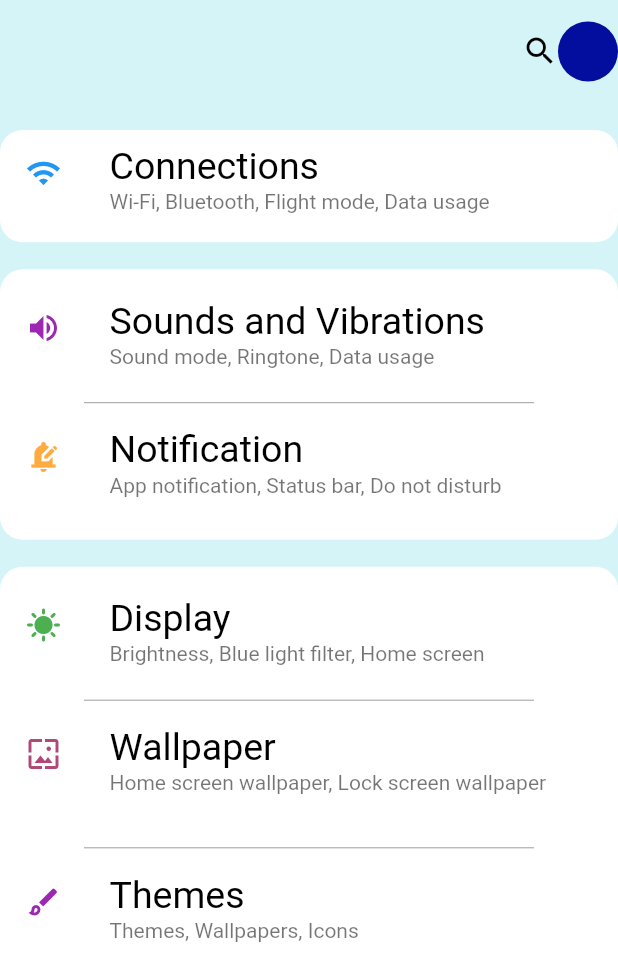
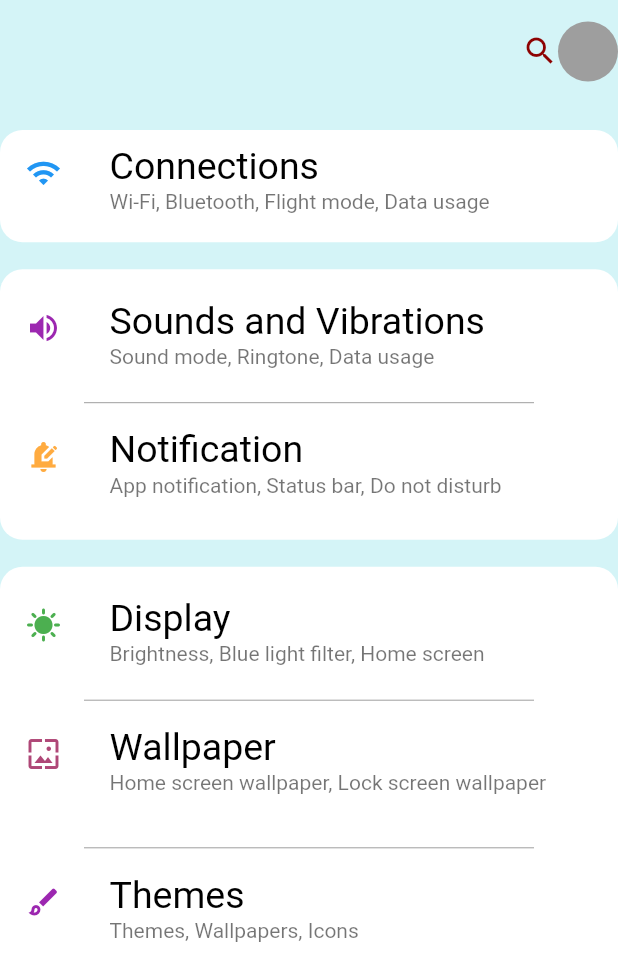
Before and after one commit to hsn2000/settings_clone, a Flutter app: the screen it shows after launch, on a phone screen of 412 x 824 dp, the part 261-1236 px from its top. Run offline on Flutter 3.47's test engine with Material 2 defaults, Android fonts, the phone set to English and light mode, and no system bars; our stand-ins replace flutter_svg; project files that could hold a hidden picture were left out.

Commit message:
added all files

```diff
--- a/lib/main.dart
+++ b/lib/main.dart
@@ -10,9 +10,9 @@ class MyApp extends StatelessWidget {
   @override
   Widget build(BuildContext context) {
     return MaterialApp(
-      debugShowCheckedModeBanner: false,
       title: 'Settings',
-      theme: ThemeData(),
+      theme:
+          ThemeData(primarySwatch: Colors.blue, backgroundColor: Colors.white),
       home: const MainPage(),
     );
   }
--- a/lib/main_page.dart
+++ b/lib/main_page.dart
@@ -36,10 +36,10 @@ class MainPage extends StatelessWidget {
               children: const [
                 Icon(
                   Icons.search,
-                  color: Colors.black,
+                  color: Color.fromARGB(255, 141, 2, 2),
                 ),
                 CircleAvatar(
-                  backgroundColor: Color.fromARGB(255, 4, 14, 158),
+                  backgroundColor: Colors.grey,
                 )
               ],
             )),
--- a/lib/widgets/advance.dart
+++ b/lib/widgets/advance.dart
@@ -24,7 +24,7 @@ class Advance extends StatelessWidget {
             style: TextStyle(color: Colors.black, fontSize: 25),
             textAlign: TextAlign.start,
           ),
-          subtitle: Text('Motiuons and gestures, One-handed mode'),
+          subtitle: Text('Motions and gestures, One-handed mode'),
         ),
       ),
     );
```
Also changed, not shown: settings_clone.png (added).
